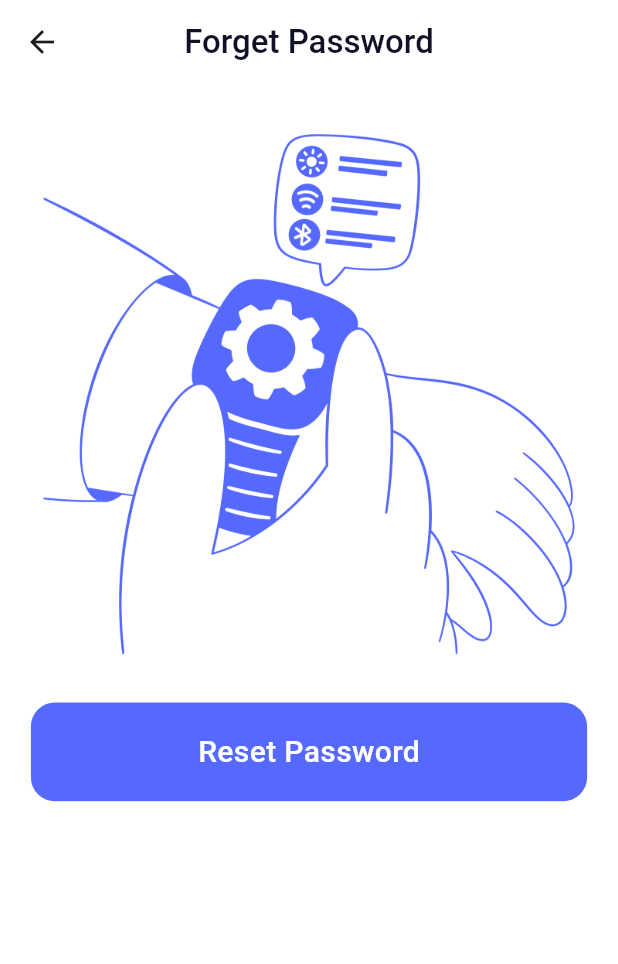
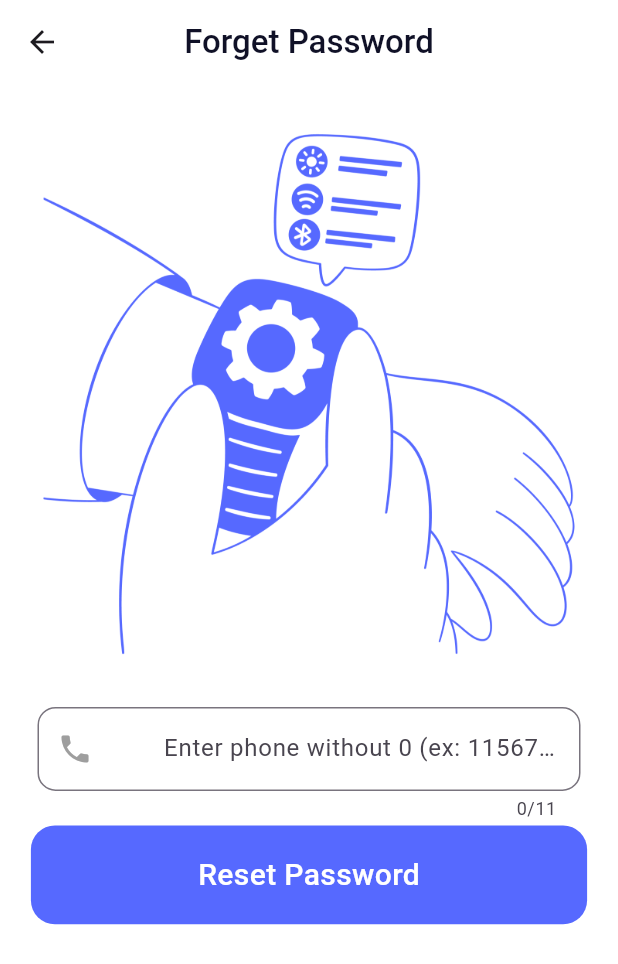
Before and after one commit to mohamedabdelsaea/again_event, a Flutter app: the ForgetPassword screen opened by its route, on a phone screen of 412 x 824 dp. Shown: the top 964 px of the screen. Run offline on Flutter 3.47's test engine with Material 3 defaults, Android fonts, the phone set to English and light mode, and no system bars; our stand-ins replace animated_custom_dropdown, bot_toast, cloud_firestore, firebase_auth, firebase_core, flutter_easyloading and 2 more; accounts and stored records are empty; generated files the repository leaves out were written again; statements that could not run were skipped.

Commit message:
* create forget pass

```diff
--- a/lib/core/utils/fire_base/auth_firebase.dart
+++ b/lib/core/utils/fire_base/auth_firebase.dart
@@ -6,28 +6,28 @@ import '../../services/snack_bar_service.dart';
 
 class AuthFirebase {
   static final _auth = FirebaseAuth.instance;
-  static final _firestore = FirebaseFirestore.instance;
+  static final _fireStore = FirebaseFirestore.instance;
 
-  // إنشاء حساب جديد
   static Future<bool> createAccount({
     required String email,
     required String password,
+    required String phone,
   }) async {
     EasyLoading.show();
     try {
-      // إنشاء الحساب في Firebase Auth
-      UserCredential userCredential = await _auth.createUserWithEmailAndPassword(
+      UserCredential userCredential =
+      await _auth.createUserWithEmailAndPassword(
         email: email,
         password: password,
       );
 
       User? user = userCredential.user;
 
-      // حفظ بيانات المستخدم في Firestore
       if (user != null) {
-        await _firestore.collection('users').doc(user.uid).set({
+        await _fireStore.collection('users').doc(user.uid).set({
           'uid': user.uid,
           'email': user.email,
+          'phone': phone,
           'createdAt': FieldValue.serverTimestamp(),
         });
       }
@@ -59,7 +59,6 @@ class AuthFirebase {
     }
   }
 
-  // تسجيل الدخول
   static Future<bool> login({
     required String email,
     required String password,
@@ -85,4 +84,29 @@ class AuthFirebase {
       return false;
     }
   }
+
+  static Future<void> sendOtpToPhone({
+    required String phone,
+    required Function(String verificationId) onCodeSent,
+  }) async {
+    try {
+      await _auth.verifyPhoneNumber(
+        phoneNumber: '+20$phone', // غير الكود حسب الدولة
+        verificationCompleted: (PhoneAuthCredential credential) async {
+          await _auth.signInWithCredential(credential);
+        },
+        verificationFailed: (FirebaseAuthException e) {
+          SnackBarService.showErrorMessage(e.message ?? 'Verification failed');
+        },
+        codeSent: (String verificationId, int? resendToken) {
+          // لما الكود يتبعت بنجاح استدعي الكول باك
+          onCodeSent(verificationId);
+        },
+        codeAutoRetrievalTimeout: (String verificationId) {},
+      );
+    } catch (e) {
+      SnackBarService.showErrorMessage('Failed to send code');
+    }
+  }
+
 }
--- a/lib/main.dart
+++ b/lib/main.dart
@@ -34,7 +34,7 @@ class MyApp extends StatelessWidget {
     initSharedPref();
     return MaterialApp(
       debugShowCheckedModeBanner: false,
-      initialRoute: PageRouteName.layout,
+      initialRoute: PageRouteName.signIn,
       onGenerateRoute: AppRoutes.onGenerateRoute,
       builder: EasyLoading.init(
         builder: BotToastInit(),
--- a/lib/modules/forget_password/forget_password.dart
+++ b/lib/modules/forget_password/forget_password.dart
@@ -1,4 +1,6 @@
+import 'package:again_evently/core/routes/page_route_name.dart';
 import 'package:again_evently/core/theme/app_color.dart';
+import 'package:again_evently/core/utils/fire_base/auth_firebase.dart';
 import 'package:flutter/material.dart';
 
 class ForgetPassword extends StatelessWidget {
@@ -7,6 +9,13 @@ class ForgetPassword extends StatelessWidget {
   @override
   Widget build(BuildContext context) {
     var size = MediaQuery.of(context).size;
+    final TextEditingController _phoneController = TextEditingController();
+    final GlobalKey<FormState> _formKey = GlobalKey<FormState>();
+
+    void onCodeSent(String verificationId) {
+      Navigator.pushNamed(context, PageRouteName.signIn);
+    }
+
     return Scaffold(
       backgroundColor: AppColor.white,
       appBar: AppBar(
@@ -20,20 +29,93 @@ class ForgetPassword extends StatelessWidget {
             color: AppColor.black,
           ),
         ),
-        leading: IconButton(onPressed: () {
-          Navigator.pop(context);
-        }, icon: Icon(Icons.arrow_back)),
+        leading: IconButton(
+          onPressed: () => Navigator.pop(context),
+          icon: const Icon(Icons.arrow_back),
         ),
-      body: Column(
+      ),
+      body: Form(
+        key: _formKey,
+        child: Column(
           crossAxisAlignment: CrossAxisAlignment.center,
           children: [
             Padding(
               padding: const EdgeInsets.all(20.0),
               child: Image.asset('assets/images/forget_password.png'),
             ),
+            Padding(
+              padding:
+              const EdgeInsets.symmetric(horizontal: 25.0, vertical: 3.0),
+              child: TextFormField(
+                controller: _phoneController,
+                keyboardType: TextInputType.number,
+                maxLength: 11,
+                validator: (value) {
+                  if (value == null || value.trim().isEmpty) {
+                    return 'Please enter phone number';
+                  }
+
+                  // Remove any spaces
+                  String phone = value.trim();
+
+                  // لو بدأ بـ 0 نشيلها
+                  if (phone.startsWith('0')) {
+                    phone = phone.substring(1);
+                  }
+
+                  // لازم يكون 10 أرقام بعد ما نشيل الصفر
+                  if (phone.length != 10) {
+                    return 'Phone number must be 10 digits (without 0)';
+                  }
+
+                  // لازم يبدأ بـ 1
+                  if (!phone.startsWith('1')) {
+                    return 'Phone must start with 1 (ex: 1156789876)';
+                  }
+
+                  return null;
+                },
+                decoration: InputDecoration(
+                  prefixIcon: const Padding(
+                    padding: EdgeInsets.only(left: 10.0, right: 8),
+                    child: Icon(Icons.phone, color: Colors.grey),
+                  ),
+                  prefixText: '+20 ',
+                  prefixStyle: const TextStyle(
+                    color: Colors.black,
+                    fontWeight: FontWeight.w500,
+                    fontSize: 16,
+                  ),
+                  hintText: 'Enter phone without 0 (ex: 1156789876)',
+                  focusedBorder: OutlineInputBorder(
+                    borderSide: BorderSide(color: AppColor.primary),
+                    borderRadius: BorderRadius.circular(12),
+                  ),
+                  border: OutlineInputBorder(
+                    borderRadius: BorderRadius.circular(12),
+                    borderSide: BorderSide(color: AppColor.primary),
+                  ),
+                ),
+              ),
+            ),
             GestureDetector(
               onTap: () {
-              Navigator.pop(context);
+                if (_formKey.currentState!.validate()) {
+                  String phone = _phoneController.text.trim();
+
+                  // لو بدأ بـ 0 نحذفها
+                  if (phone.startsWith('0')) {
+                    phone = phone.substring(1);
+                  }
+
+                  // نكوّن الرقم بصيغة دولية
+                  final fullPhone = '+20$phone';
+
+                  AuthFirebase.sendOtpToPhone(
+                    phone: fullPhone,
+                    onCodeSent: onCodeSent,
+                  );
+                }
               },
               child: Container(
                 height: size.height * 0.08,
@@ -41,19 +123,20 @@ class ForgetPassword extends StatelessWidget {
                 alignment: Alignment.center,
                 decoration: BoxDecoration(
                   color: AppColor.primary,
-                  borderRadius: BorderRadius.circular(16)),
-              child: Text(
+                  borderRadius: BorderRadius.circular(16),
+                ),
+                child: const Text(
                   'Reset Password',
                   style: TextStyle(
                     fontWeight: FontWeight.w500,
                     fontSize: 20,
-                  color: AppColor.white,
+                    color: Colors.white,
                   ),
                 ),
               ),
             ),
-
           ],
+        ),
       ),
     );
   }
--- a/lib/modules/sign_up/sign_up.dart
+++ b/lib/modules/sign_up/sign_up.dart
@@ -94,6 +94,10 @@ class _SignUpState extends State<SignUp> {
                   validator: (value) {
                     if (value == null || value.trim().isEmpty) {
                       return 'plz enter Phone';
+                    } else if (value.trim().length < 11) {
+                      return 'Please enter full phone number';
+                    } else if (!RegExp(r'^[0-9]+$').hasMatch(value)) {
+                      return 'Phone number must contain digits only';
                     }
                     return null;
                   },
@@ -104,6 +108,11 @@ class _SignUpState extends State<SignUp> {
                       borderRadius: BorderRadius.circular(12),
                     ),
                     hintText: 'Phone',
+                    // hintStyle: TextStyle(
+                    //   fontSize: 18,
+                    //   fontWeight: FontWeight.w500,
+                    //   color: AppColor.primary
+                    // ),
                     border: OutlineInputBorder(
                       borderRadius: BorderRadius.circular(12),
                       borderSide: BorderSide(color: AppColor.primary),
@@ -250,9 +259,10 @@ class _SignUpState extends State<SignUp> {
                   if (_formKey.currentState!.validate()) {
                     log('successfully');
                     AuthFirebase.createAccount(
-                            email: _emailController.text,
-                            password: _passwordController.text)
-                        .then(
+                      email: _emailController.text,
+                      password: _passwordController.text,
+                      phone: _phoneController.text,
+                    ).then(
                       (value) {
                         EasyLoading.dismiss();
                         if (value == true) {
```
Lines whose indentation alone changed are shown as unchanged.
